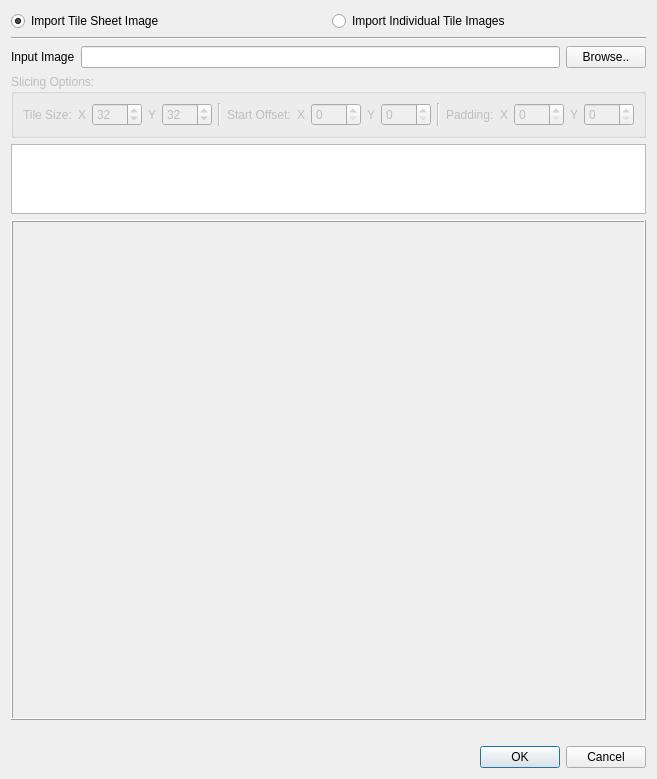
Before: the Qt Designer form Editor/src/Dialogs/DlgImportTileSheet.ui in GameOverture/HarmonyEngine, drawn with Qt 5.
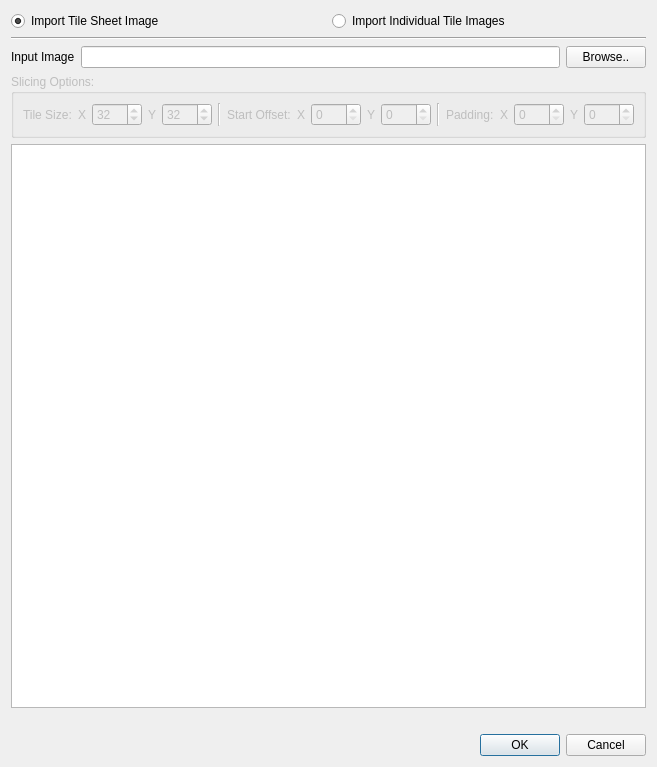
After: the same form once the commit is applied.

Commit message: Atlas Manager serializes TileSets; TileSet importing now integrated into AuxTileSet and also now uses a QGraphicsScene; WgtVectorSpinBox has signal/slots hooked up

What changed in the file:
```diff
--- a/Editor/src/Dialogs/DlgImportTileSheet.ui
+++ b/Editor/src/Dialogs/DlgImportTileSheet.ui
@@ -7,7 +7,7 @@
     <x>0</x>
     <y>0</y>
     <width>628</width>
-    <height>723</height>
+    <height>767</height>
    </rect>
   </property>
   <property name="windowTitle">
@@ -307,42 +307,6 @@
    <item>
     <widget class="QGraphicsView" name="graphicsView"/>
    </item>
-   <item>
-    <widget class="QFrame" name="imageFrame">
-     <property name="minimumSize">
-      <size>
-       <width>0</width>
-       <height>500</height>
-      </size>
-     </property>
-     <property name="frameShape">
-      <enum>QFrame::Box</enum>
-     </property>
-     <property name="frameShadow">
-      <enum>QFrame::Raised</enum>
-     </property>
-     <layout class="QVBoxLayout" name="verticalLayout_4">
-      <item>
-       <widget class="QLabel" name="lblImage">
-        <property name="font">
-         <font>
-          <pointsize>12</pointsize>
-         </font>
-        </property>
-        <property name="text">
-         <string>&lt;Select Image&gt;</string>
-        </property>
-        <property name="scaledContents">
-         <bool>false</bool>
-        </property>
-        <property name="alignment">
-         <set>Qt::AlignCenter</set>
-        </property>
-       </widget>
-      </item>
-     </layout>
-    </widget>
-   </item>
    <item>
     <widget class="QLabel" name="lblError">
      <property name="sizePolicy">
```
The commit also changes 16 other files.
